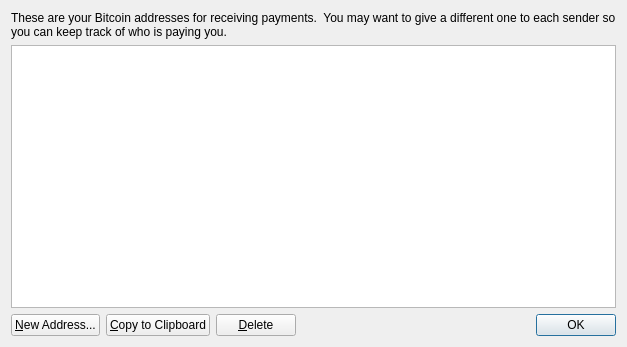
The window that src/qt/forms/addressbookpage.ui (dlitz/bitcoin-debian) describes before a commit, drawn with Qt 5.
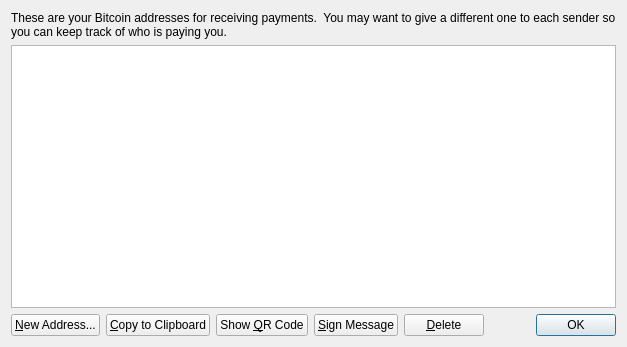
The same window after the commit. Icons and pictures are not drawn.

What changed in the file:
```diff
--- a/src/qt/forms/addressbookpage.ui
+++ b/src/qt/forms/addressbookpage.ui
@@ -79,6 +79,31 @@
        </property>
       </widget>
      </item>
+     <item>
+      <widget class="QPushButton" name="showQRCode">
+       <property name="text">
+        <string>Show &amp;QR Code</string>
+       </property>
+       <property name="icon">
+        <iconset resource="../bitcoin.qrc">
+         <normaloff>:/images/qrcode</normaloff>:/images/qrcode</iconset>
+       </property>
+      </widget>
+     </item>
+     <item>
+      <widget class="QPushButton" name="signMessage">
+       <property name="toolTip">
+        <string>Sign a message to prove you own this address</string>
+       </property>
+       <property name="text">
+        <string>&amp;Sign Message</string>
+       </property>
+       <property name="icon">
+        <iconset resource="../bitcoin.qrc">
+         <normaloff>:/icons/edit</normaloff>:/icons/edit</iconset>
+       </property>
+      </widget>
+     </item>
      <item>
       <widget class="QPushButton" name="deleteButton">
        <property name="toolTip">
```
